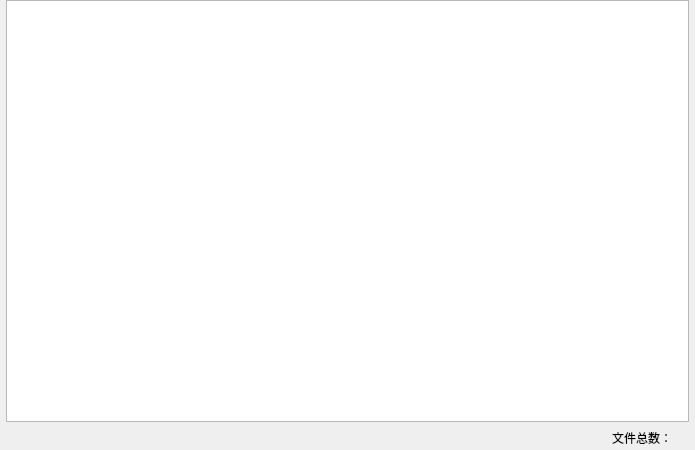
This is JawListLib/JawListWidget.ui in heary29/QtListWidgetDemo as Qt 5 draws it before an edit. The edited form follows.
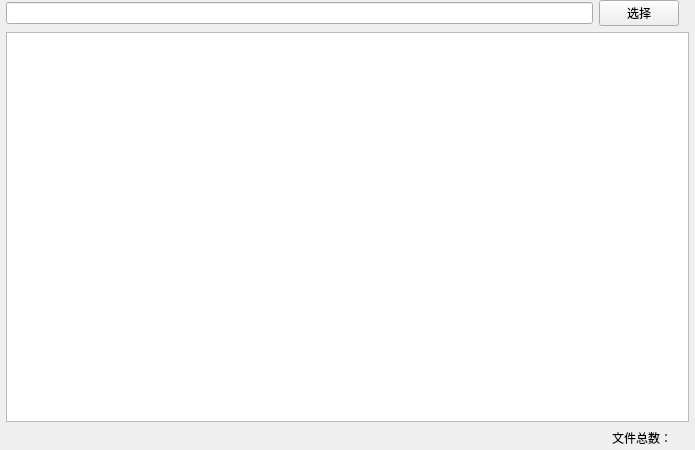
This is the edited form.

Commit message: add path select

What changed in the file:
```diff
--- a/JawListLib/JawListWidget.ui
+++ b/JawListLib/JawListWidget.ui
@@ -19,6 +19,18 @@
     <verstretch>0</verstretch>
    </sizepolicy>
   </property>
+  <property name="minimumSize">
+   <size>
+    <width>695</width>
+    <height>450</height>
+   </size>
+  </property>
+  <property name="maximumSize">
+   <size>
+    <width>695</width>
+    <height>450</height>
+   </size>
+  </property>
   <property name="windowTitle">
    <string>JawListWidget</string>
   </property>
@@ -41,6 +53,43 @@
    <property name="bottomMargin">
     <number>0</number>
    </property>
+   <item>
+    <layout class="QHBoxLayout" name="horizontalLayout_2">
+     <property name="topMargin">
+      <number>0</number>
+     </property>
+     <item>
+      <widget class="QLineEdit" name="lineEdit">
+       <property name="readOnly">
+        <bool>false</bool>
+       </property>
+      </widget>
+     </item>
+     <item>
+      <widget class="QPushButton" name="path_Btn">
+       <property name="text">
+        <string>选择</string>
+       </property>
+      </widget>
+     </item>
+     <item>
+      <spacer name="horizontalSpacer_2">
+       <property name="orientation">
+        <enum>Qt::Horizontal</enum>
+       </property>
+       <property name="sizeType">
+        <enum>QSizePolicy::Fixed</enum>
+       </property>
+       <property name="sizeHint" stdset="0">
+        <size>
+         <width>10</width>
+         <height>0</height>
+        </size>
+       </property>
+      </spacer>
+     </item>
+    </layout>
+   </item>
    <item>
     <widget class="QListWidget" name="listWidget">
      <property name="sizePolicy">
```
The commit also changes 49 other files.
